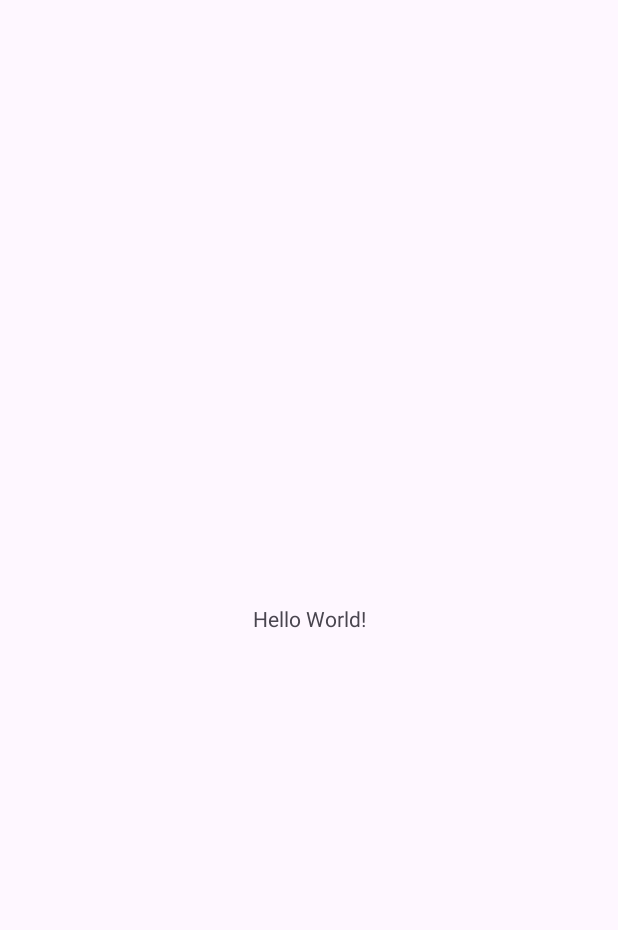
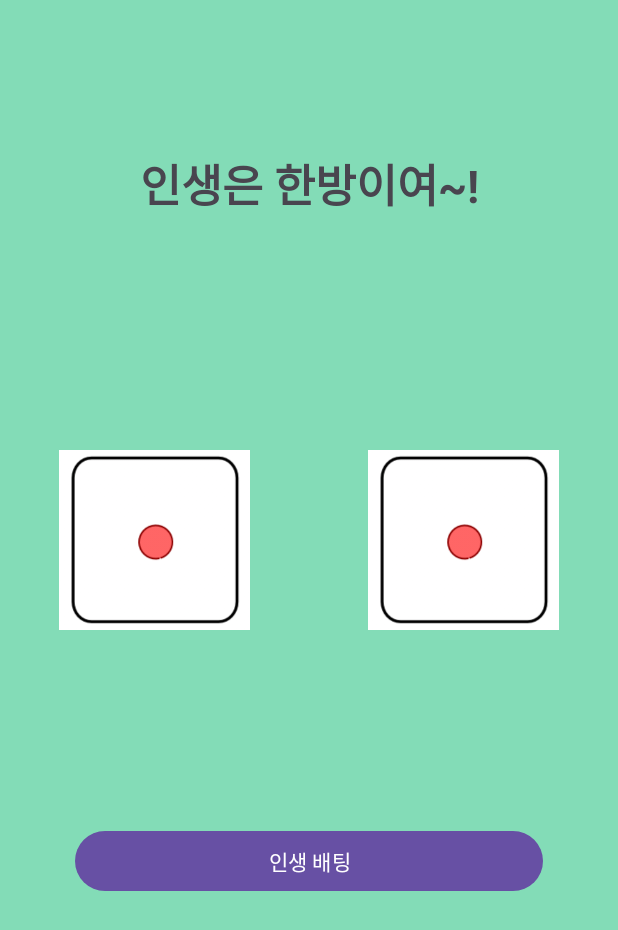
Before and after one commit to hyoonpark/kotlin-matbogi, an Android app: the screen it shows after launch (MainActivity), on a phone screen of 412 x 824 dp. Before the commit the part shown is almost empty. Shown: the top 930 px of the screen. Run offline under Robolectric (Android 15) with nearby library versions, the phone set to English and light mode, and no system bars.

Commit message:
update: 주사위 앱 기본 틀 만들기

```diff
--- a/day3/dice/app/build.gradle.kts
+++ b/day3/dice/app/build.gradle.kts
@@ -33,6 +33,10 @@ android {
     kotlinOptions {
         jvmTarget = "11"
     }
+
+    dataBinding {
+        enable = true
+    }
 }
 
 dependencies {
--- a/day3/dice/app/src/main/res/layout/activity_main.xml
+++ b/day3/dice/app/src/main/res/layout/activity_main.xml
@@ -1,19 +1,54 @@
 <?xml version="1.0" encoding="utf-8"?>
-<androidx.constraintlayout.widget.ConstraintLayout xmlns:android="http://schemas.android.com/apk/res/android"
+<LinearLayout
+    xmlns:android="http://schemas.android.com/apk/res/android"
     xmlns:app="http://schemas.android.com/apk/res-auto"
     xmlns:tools="http://schemas.android.com/tools"
     android:id="@+id/main"
     android:layout_width="match_parent"
     android:layout_height="match_parent"
+    android:background="#83dcb7"
+    android:orientation="vertical"
     tools:context=".MainActivity">
 
-    <TextView
-        android:layout_width="wrap_content"
+    <LinearLayout
+        android:layout_width="match_parent"
+        android:layout_height="200dp"
+        android:layout_marginTop="100dp">
+
+        <TextView
+            android:layout_width="match_parent"
+            android:layout_height="wrap_content"
+            android:textSize="30sp"
+            android:gravity="center"
+            android:textStyle="bold"
+            android:text="인생은 한방이여~!"/>
+
+    </LinearLayout>
+
+    <LinearLayout
+        android:layout_width="match_parent"
+        android:layout_height="200dp"
+        android:weightSum="2">
+
+        <ImageView
+            android:src="@drawable/dice_1"
+            android:layout_width="120dp"
+            android:layout_height="120dp"
+            android:layout_weight="1"/>
+
+        <ImageView
+            android:src="@drawable/dice_1"
+            android:layout_width="120dp"
+            android:layout_height="120dp"
+            android:layout_weight="1"/>
+
+    </LinearLayout>
+
+    <Button
+        android:id="@+id/diceStartBtn"
+        android:text="인생 배팅"
+        android:layout_width="match_parent"
         android:layout_height="wrap_content"
-        android:text="Hello World!"
-        app:layout_constraintBottom_toBottomOf="parent"
-        app:layout_constraintEnd_toEndOf="parent"
-        app:layout_constraintStart_toStartOf="parent"
-        app:layout_constraintTop_toTopOf="parent" />
+        android:layout_margin="50dp"/>
 
-</androidx.constraintlayout.widget.ConstraintLayout>
+</LinearLayout>
```
